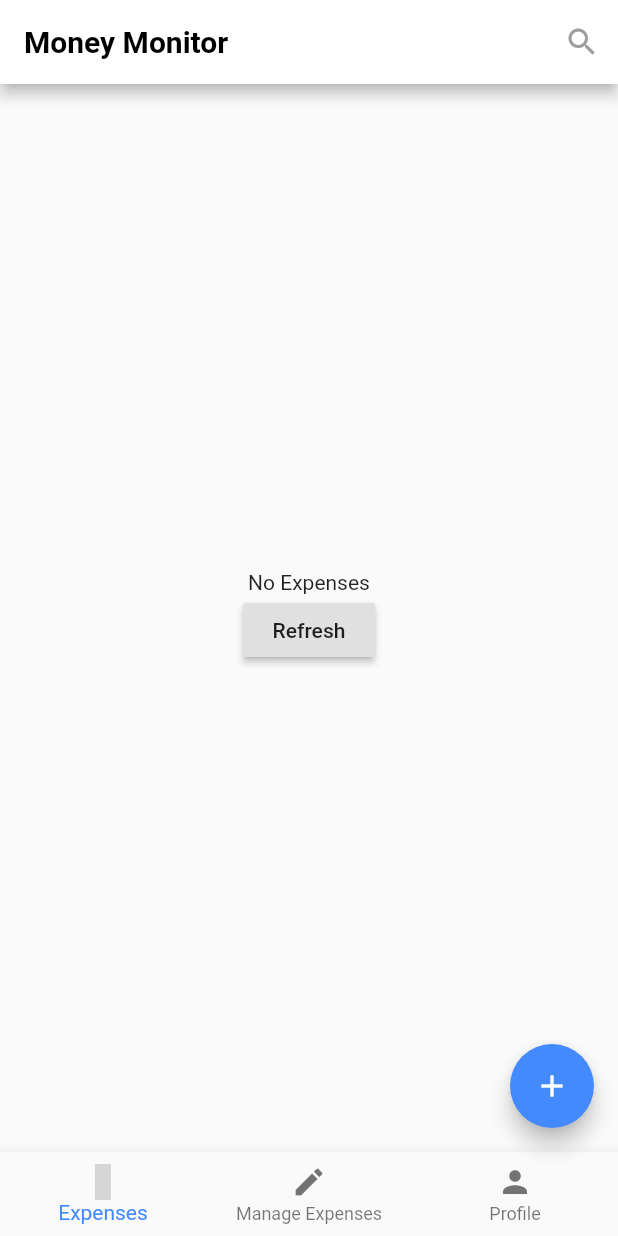
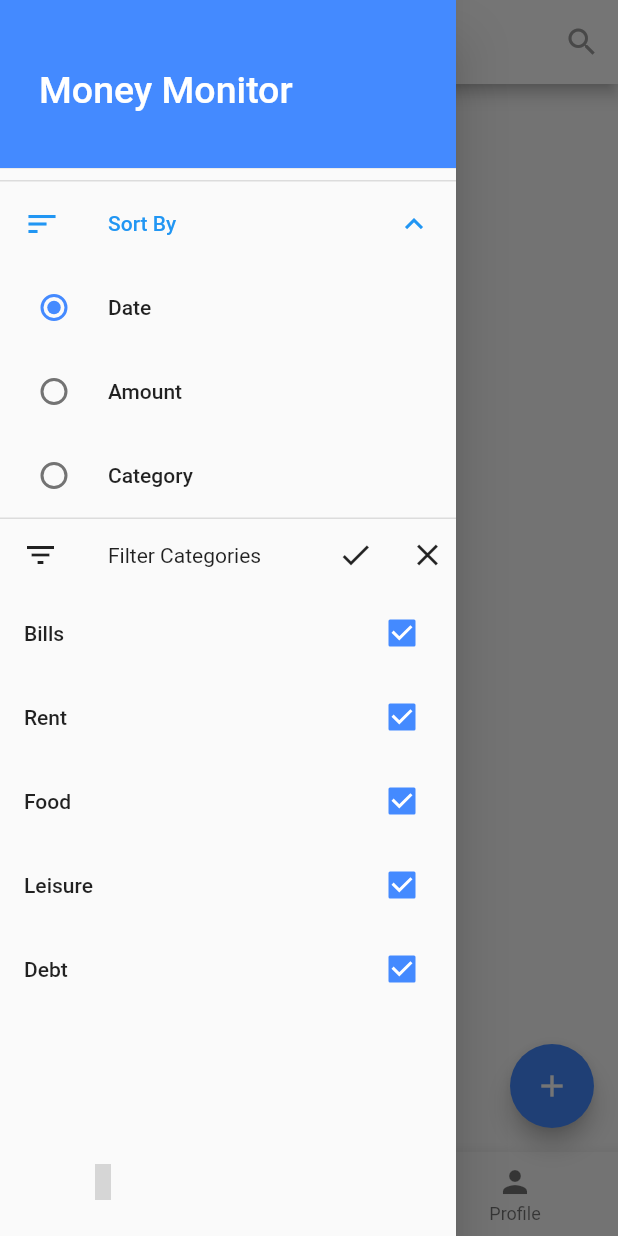
Before and after one commit to 2dpodcast/moneymonitor-flutter, a Flutter app: the screen it shows once a user with an empty profile is signed in, with the side drawer open (before the commit the screen has no drawer), on a phone screen of 412 x 824 dp. Run offline on Flutter 3.47's test engine with Material 2 defaults, Android fonts, the phone set to English and light mode, and no system bars; our stand-ins replace firebase_auth, firebase_database, google_sign_in, material_design_icons_flutter; accounts and stored records are empty; grey boxes are pictures that could not be loaded.

Commit message:
Implement filter and sort
* Start work on search feature

```diff
--- a/lib/main.dart
+++ b/lib/main.dart
@@ -1,6 +1,5 @@
 import 'package:flutter/material.dart';
 import 'package:firebase_auth/firebase_auth.dart';
-import 'package:firebase_database/firebase_database.dart';
 import 'package:scoped_model/scoped_model.dart';
 
 import 'package:money_monitor/scoped_models/main.dart';
@@ -13,18 +12,22 @@ void main() {
   runApp(MyApp());
 }
 
-class MyApp extends StatelessWidget {
+class MyApp extends StatefulWidget {
+  @override
+  State<StatefulWidget> createState() {
+    return _MyAppState();
+  }
+}
+
+class _MyAppState extends State<MyApp> {
+  MainModel model = MainModel();
   @override
   Widget build(BuildContext context) {
     return ScopedModel<MainModel>(
-      model: MainModel(),
+      model: model,
       child: MaterialApp(
         title: 'Money Monitor',
-        home: ScopedModelDescendant<MainModel>(
-          builder: (BuildContext context, Widget widget, MainModel model) {
-            return _authenticateUser(model.loginUser);
-          },
-        ),
+        home: _authenticateUser(model.loginUser),
         theme: ThemeData(
           brightness: Brightness.light,
           primaryColorLight: Colors.white,
@@ -46,6 +49,7 @@ Widget _authenticateUser(Function loginUser) {
           dynamic user = snapshot.data;
 
           //Fetch User Data
+          print(user.displayName);
           loginUser(user.displayName, user.uid, user.email, user.photoUrl);
           return HomePage();
         }
--- a/lib/models/category.dart
+++ b/lib/models/category.dart
@@ -11,4 +11,8 @@ class Category {
     id = key;
     name = value["name"];
   }
+
+  void updateVisibility(bool value) {
+    show = value;
+  }
 }
--- a/lib/models/preference.dart
+++ b/lib/models/preference.dart
@@ -3,9 +3,13 @@ import 'package:money_monitor/models/category.dart';
 class Preferences {
   final String theme;
   final String currency;
-  final List<Category> categories;
+  List<Category> categories;
 
 
   Preferences(this.theme, this.currency, this.categories);
 
+  void set updateCategories(List<Category> newCategories) {
+    categories = newCategories;
+  }
+
 }
--- a/lib/pages/home.dart
+++ b/lib/pages/home.dart
@@ -10,6 +10,9 @@ import 'package:money_monitor/main.dart';
 import 'package:money_monitor/widgets/expenses/expense_tile.dart';
 
 import 'package:material_design_icons_flutter/material_design_icons_flutter.dart';
+import 'package:money_monitor/widgets/navigation/side_drawer.dart';
+
+List<Category> categories;
 
 class HomePage extends StatefulWidget {
   @override
@@ -19,8 +22,10 @@ class HomePage extends StatefulWidget {
 }
 
 class _HomePageState extends State<HomePage> {
+  final GlobalKey<FormState> _formKey = GlobalKey<FormState>();
+  String _formData = "";
   int _selectedIndex = 0;
-
+  bool _showSearch = false;
   final _widgetOptions = [
     ExpensesList(),
     Manage(),
@@ -35,27 +40,9 @@ class _HomePageState extends State<HomePage> {
 
   void _onItemTapped(int index) {
     setState(() {
+      _showSearch = false;
       _selectedIndex = index;
     });
-  }
-
-  _buildUserInfo() {
-    return ScopedModelDescendant<MainModel>(
-      builder: (BuildContext context, Widget widget, MainModel model) {
-        final User user = model.authenticatedUser;
-        return Container(
-          child: Column(
-            children: <Widget>[
-              Text(user.displayName),
-              SizedBox(
-                height: 3.0,
-              ),
-              Text(user.email),
-            ],
-          ),
-        );
-      },
-    );
   }
 
   _buildAppBar() {
@@ -92,7 +79,39 @@ class _HomePageState extends State<HomePage> {
 
   _buildAppBar2() {
     return AppBar(
-      title: Text("Money Monitor"),
+      iconTheme: new IconThemeData(color: Colors.grey),
+      automaticallyImplyLeading: !_showSearch,
+      title: Form(
+        key: _formKey,
+        child: _showSearch
+            ? TextFormField(
+                onSaved: (value) => _formData = value,
+                decoration: InputDecoration(
+                  contentPadding: EdgeInsets.only(top: 16.0, left: 10.0),
+                  hintText: "Search",
+                  suffixIcon: IconButton(
+                    onPressed: () {
+                      _formKey.currentState.save();
+
+                      if (_formData.trim().length > 0) {
+                        _formKey.currentState.reset();
+                      } else {
+                        _formKey.currentState.reset();
+                        // TODO Reset search filter
+                        setState(() {
+                          _showSearch = false;
+                        });
+                      }
+                    },
+                    icon: Icon(
+                      Icons.clear,
+                      size: 20.0,
+                    ),
+                  ),
+                ),
+              )
+            : Text("Money Monitor"),
+      ),
       backgroundColor: Theme.of(context).primaryColorLight,
       textTheme: TextTheme(
         title: TextStyle(
@@ -104,10 +123,28 @@ class _HomePageState extends State<HomePage> {
       actions: <Widget>[
         IconButton(
           color: Colors.grey,
-          icon: Icon(Icons.search),
-          onPressed: () {},
+          icon: Icon(_showSearch ? Icons.arrow_forward : Icons.search),
+          onPressed: () {
+            if (!_showSearch) {
+              setState(() {
+                _showSearch = !_showSearch;
+              });
+            } else {
+              // Search
+            }
+          },
         ),
       ],
+    );
+  }
+
+  _buildDrawer() {
+    return ScopedModelDescendant<MainModel>(
+      builder: (BuildContext context, Widget widget, MainModel model) {
+        categories = model.allCategories;
+        return SideDrawer(model.updateCategoryFilter, model.updateSort,
+            model.sortBy, model.allCategories);
+      },
     );
   }
 
@@ -120,11 +157,13 @@ class _HomePageState extends State<HomePage> {
           child: Icon(Icons.add),
           onPressed: () {},
         ),
+        drawer: _buildDrawer(),
         appBar: _selectedIndex == 1 ? _buildAppBar() : _buildAppBar2(),
         body: Center(
           child: _widgetOptions.elementAt(_selectedIndex),
         ),
         bottomNavigationBar: BottomNavigationBar(
+          type: BottomNavigationBarType.fixed,
           onTap: _onItemTapped,
           currentIndex: _selectedIndex,
           fixedColor: Theme.of(context)
@@ -136,7 +175,7 @@ class _HomePageState extends State<HomePage> {
             ),
             BottomNavigationBarItem(
               icon: new Icon(Icons.edit),
-              title: new Text('Manage Expenses'),
+              title: new Text('Manage'),
             ),
             BottomNavigationBarItem(
               icon: Icon(Icons.person),
@@ -293,7 +332,7 @@ class Expenses extends StatelessWidget {
   Widget build(BuildContext context) {
     return ScopedModelDescendant<MainModel>(
       builder: (BuildContext context, Widget widget, MainModel model) {
-        List<Expense> expenses = model.allExpenses;
+        List<Expense> expenses = model.filteredExpenses;
 
         return Container(
           child: RefreshIndicator(
@@ -318,9 +357,10 @@ class Expenses extends StatelessWidget {
                     ],
                   )
                 : ListView.builder(
-                    itemBuilder: (BuildContext context, int index) =>
-                        ExpenseTile(expenses[index], index,
-                            model.expenseCategory, model.userCurrency),
+                    itemBuilder: (BuildContext context, int index) {
+                      return ExpenseTile(expenses[index], index,
+                          model.expenseCategory, model.userCurrency);
+                    },
                     itemCount: expenses.length,
                   ),
           ),
--- a/lib/scoped_models/combined_model.dart
+++ b/lib/scoped_models/combined_model.dart
@@ -5,7 +5,6 @@ import 'package:money_monitor/models/preference.dart';
 import 'package:money_monitor/models/category.dart';
 import 'package:flutter/material.dart';
 import 'package:material_design_icons_flutter/material_design_icons_flutter.dart';
-
 
 final List<Category> defaultCategories = [
   Category("1", "Bills", MdiIcons.fileDocument),
@@ -18,31 +17,22 @@ final List<Category> defaultCategories = [
 mixin CombinedModel on Model {
   User _authUser;
   List<Expense> _expenses = [];
-  Preferences _userPreferences;
   bool _synced = false;
   DateTime _lastUpdated;
+  String _newName;
+  Preferences _userPreferences;
+  String _sortBy = "date";
 
   bool get syncStatus {
     return _synced;
   }
 
+  String get newName {
+    return _newName;
+  }
+
   DateTime get lastUpdate {
     return _lastUpdated;
-  }
-
-  String get userTheme {
-    return _userPreferences.theme;
-  }
-
-  String get userCurrency {
-    return _userPreferences.currency;
-  }
-
-  Category expenseCategory(String categoryId) {
-    Category cat = _userPreferences.categories.firstWhere(
-        (category) => category.id == categoryId,
-        orElse: () => Category("0", ""));
-    return cat;
   }
 
   void toggleSynced() {
@@ -51,20 +41,6 @@ mixin CombinedModel on Model {
 
   void gotNoData() {
     _expenses = [];
-  }
-  void setPreferences(
-      String theme, String currency, List<Category> categories) {
-    String actualCurrency = "";
-    if (currency == "en-gb") {
-      actualCurrency = '£';
-    } else if (currency == 'fr') {
-      actualCurrency = '€';
-    } else {
-      actualCurrency = '\$';
-    }
-
-    List<Category> allCategories = List.from(defaultCategories)..addAll(categories);
-    _userPreferences = Preferences(theme, actualCurrency, allCategories);
   }
 
   void loginUser(displayName, uid, email, photoUrl) {
@@ -77,14 +53,89 @@ mixin CombinedModel on Model {
   }
 }
 
+mixin FilterModel on CombinedModel {
+  Category expenseCategory(String categoryId) {
+    Category cat = _userPreferences.categories.firstWhere(
+        (category) => category.id == categoryId,
+        orElse: () => Category("0", ""));
+    return cat;
+  }
+
+  List<Category> get allCategories {
+    return _userPreferences.categories;
+  }
+
+  void updateCategoryFilter(List<Category> newCategories) {
+    _userPreferences.categories = newCategories;
+    notifyListeners();
+  }
+
+  void updateSort(String value) {
+    _sortBy = value;
+    notifyListeners();
+  }
+
+  String get sortBy {
+    return _sortBy;
+  }
+
+  String get userTheme {
+    return _userPreferences.theme;
+  }
+
+  String get userCurrency {
+    return _userPreferences.currency;
+  }
+
+  void setPreferences(
+      String theme, String currency, List<Category> categories) {
+    String actualCurrency = "";
+    if (currency == "en-gb") {
+      actualCurrency = '£';
+    } else if (currency == 'fr') {
+      actualCurrency = '€';
+    } else {
+      actualCurrency = '\$';
+    }
+
+    List<Category> allCategories = List.from(defaultCategories)
+      ..addAll(categories);
+    _userPreferences = Preferences(theme, actualCurrency, allCategories);
+  }
+}
+
 mixin ExpensesModel on CombinedModel {
   List<Expense> get allExpenses {
     return List.from(_expenses);
   }
 
   List<Expense> get filteredExpenses {
-    // TODO add filtering logic
-    return [];
+    List<Expense> output = [];
+
+    _expenses.forEach(
+      (expense) {
+        Category category = _userPreferences.categories.firstWhere(
+            (category) => category.id == expense.category,
+            orElse: () => Category("0", "empty"));
+        if (category.show || category.name == "empty") {
+          output.add(expense);
+        }
+      },
+    );
+
+    output.sort(
+      (a, b) {
+        if (_sortBy == "date") {
+          return b.createdAt.compareTo(a.createdAt);
+        } else if (_sortBy == "amount") {
+          return double.parse(a.amount) < double.parse(b.amount) ? 1 : -1;
+        } else if (_sortBy == "category") {
+          return a.category.compareTo(b.category);
+        }
+      },
+    );
+
+    return output;
   }
 
   void setExpenses(List<Expense> expenses) {
@@ -99,11 +150,23 @@ mixin UserModel on CombinedModel {
     return _authUser;
   }
 
+  void setDisplayName(String name) {
+    _newName = name;
+  }
+
+  void updateUserName() {
+    _authUser = User(
+        displayName: _newName,
+        uid: _authUser.uid,
+        photoUrl: _authUser.photoUrl,
+        email: _authUser.email);
+    _newName = null;
+  }
+
   void logoutUser() {
     _authUser = null;
     _lastUpdated = null;
     _expenses = [];
-    _userPreferences = null;
     toggleSynced();
     notifyListeners();
   }
--- a/lib/scoped_models/main.dart
+++ b/lib/scoped_models/main.dart
@@ -1,4 +1,4 @@
 import 'package:scoped_model/scoped_model.dart';
 import 'package:money_monitor/scoped_models/combined_model.dart';
 
-class MainModel extends Model with CombinedModel, UserModel, ExpensesModel {}
+class MainModel extends Model with CombinedModel, UserModel, ExpensesModel, FilterModel{}
--- a/lib/widgets/expenses/expense_tile.dart
+++ b/lib/widgets/expenses/expense_tile.dart
@@ -103,7 +103,8 @@ class ExpenseTile extends StatelessWidget {
     final category = expenseCategory(expense.category);
     return Column(
       children: <Widget>[
-        InkWell(
+        Card(
+                  child: InkWell(
             onTap: () {
               showModalBottomSheet(
                   context: context,
@@ -136,8 +137,6 @@ class ExpenseTile extends StatelessWidget {
               ),
             ),
           ),
-        Divider(
-          color: Colors.grey,
         ),
       ],
     );
--- /dev/null
+++ b/lib/widgets/navigation/side_drawer.dart
@@ -0,0 +1,163 @@
+import 'package:flutter/material.dart';
+import 'package:money_monitor/scoped_models/main.dart';
+import 'package:scoped_model/scoped_model.dart';
+import 'package:money_monitor/models/category.dart';
+
+class SideDrawer extends StatefulWidget {
+  final Function updateCategoryFilter;
+  final Function updateSort;
+  final String sortByVal;
+  final List<Category> allCategories;
+  SideDrawer(this.updateCategoryFilter, this.updateSort, this.sortByVal, this.allCategories);
+  @override
+  State<StatefulWidget> createState() {
+    return _SideDrawerState();
+  }
+}
+
+class _SideDrawerState extends State<SideDrawer> {
+  String _sortByValue;
+  List<Category> categories;
+  bool clearAllButton = true;
+
+  @override
+  void initState() {
+    _sortByValue = widget.sortByVal;
+    categories = widget.allCategories;
+    super.initState();
+  }
+
+  void _changeSortValue(String value) {
+    setState(() {
+      _sortByValue = value;
+    });
+  }
+
+  final GlobalKey key = GlobalKey();
+
+  @override
+  void dispose() {
+    widget.updateCategoryFilter(categories);
+    widget.updateSort(_sortByValue);
+    super.dispose();
+  }
+
+  @override
+  Widget build(BuildContext context) {
+    // TODO: implement build
+    return ScopedModelDescendant<MainModel>(
+      builder: (BuildContext context, Widget widget, MainModel model) {
+        return Drawer(
+          key: key,
+          child: Column(
+            children: <Widget>[
+              Container(
+                height: 120.0,
+                child: DrawerHeader(
+                  child: Row(
+                    children: <Widget>[
+                      // TODO Add Logo
+                      SizedBox(
+                        width: 10,
+                      ),
+                      Text(
+                        "Money Monitor",
+                        style: TextStyle(
+                          fontSize: 25,
+                          color: Colors.white,
+                        ),
+                      ),
+                    ],
+                  ),
+                  decoration: BoxDecoration(
+                    color: Theme.of(context).accentColor,
+                  ),
+                ),
+              ),
+              ExpansionTile(
+                initiallyExpanded: true,
+                title: Text("Sort By"),
+                leading: Icon(
+                  (Icons.sort),
+                ),
+                children: <Widget>[
+                  RadioListTile(
+                    onChanged: _changeSortValue,
+                    groupValue: _sortByValue,
+                    value: "date",
+                    title: Text("Date"),
+                  ),
+                  RadioListTile(
+                    onChanged: _changeSortValue,
+                    groupValue: _sortByValue,
+                    value: "amount",
+                    title: Text("Amount"),
+                  ),
+                  RadioListTile(
+                    onChanged: _changeSortValue,
+                    groupValue: _sortByValue,
+                    value: "category",
+                    title: Text("Category"),
+                  ),
+                ],
+              ),
+              Row(
+                children: <Widget>[
+                  SizedBox(
+                    width: 15.0,
+                  ),
+                  Icon(Icons.filter_list),
+                  SizedBox(
+                    width: 33.0,
+                  ),
+                  Text("Filter Categories"),
+                  SizedBox(
+                    width: 39.0,
+                  ),
+                  IconButton(
+                    icon: Icon(Icons.check),
+                    onPressed: () {
+                      setState(() {
+                        categories.forEach((category) {
+                          category.updateVisibility(true);
+                        });
+                      });
+                    },
+                  ),
+                  IconButton(
+                    onPressed: () {
+                      setState(() {
+                        categories.forEach((category) {
+                          category.updateVisibility(false);
+                        });
+                      });
+                    },
+                    icon: Icon(Icons.clear),
+                  ),
+                ],
+              ),
+              Container(
+                child: Expanded(
+                  child: ListView.builder(
+                    itemCount: categories.length,
+                    itemBuilder: (BuildContext context, int index) {
+                      return CheckboxListTile(
+                        onChanged: (value) {
+                          setState(() {
+                            categories[index].updateVisibility(value);
+                          });
+                        },
+                        value: categories[index].show,
+                        title: Text(categories[index].name),
+                      );
+                    },
+                  ),
+                ),
+              ),
+            ],
+          ),
+        );
+      },
+    );
+  }
+}
```
Also changed, not shown: lib/pages/login.dart (+11 -2 lines). Lines whose indentation alone changed are shown as unchanged.
